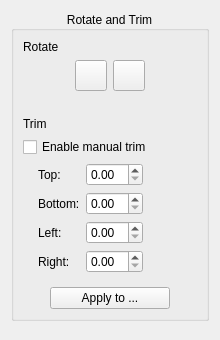
Above: src/core/filters/fix_orientation/ui/OptionsWidget.ui from 2ndmax/scantailor-ocr before the change. Below: the same form after it.
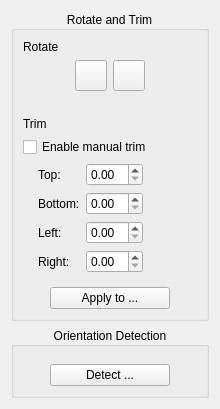
That is the form after the change. Icons and pictures are not drawn. Custom widgets are drawn as their Qt base class.

Commit message:
feat: add orientation detection action in Fix Orientation step
Add a button and dialog in the Fix Orientation options panel that ask the main
window to detect page rotations, with an optional book rotation rule. The main
window runs OrientationDetection over the chosen (or, with the book rule, all)
images, shows progress and a summary, then invalidates thumbnails and reloads
the current page.

What changed in the file:
```diff
--- a/src/core/filters/fix_orientation/ui/OptionsWidget.ui
+++ b/src/core/filters/fix_orientation/ui/OptionsWidget.ui
@@ -312,6 +312,66 @@
     </widget>
    </item>
    <item>
+     <widget class="CollapsibleGroupBox" name="orientationDetectionPanel">
+      <property name="title">
+       <string>Orientation Detection</string>
+      </property>
+      <property name="alignment">
+       <set>Qt::AlignCenter</set>
+      </property>
+      <layout class="QVBoxLayout">
+       <item>
+        <layout class="QHBoxLayout" name="orientationDetectionBtnLayout">
+         <property name="topMargin">
+          <number>8</number>
+         </property>
+         <item>
+          <spacer name="orientationDetectionBtnSpacerLeft">
+           <property name="orientation">
+            <enum>Qt::Horizontal</enum>
+           </property>
+           <property name="sizeHint" stdset="0">
+            <size>
+             <width>1</width>
+             <height>1</height>
+            </size>
+           </property>
+          </spacer>
+         </item>
+         <item>
+          <widget class="QPushButton" name="orientationDetectionBtn">
+           <property name="minimumSize">
+            <size>
+             <width>120</width>
+             <height>0</height>
+            </size>
+           </property>
+           <property name="toolTip">
+            <string>Detects the rotation of the chosen pages from their text. Safely detected pages are rotated; uncertain ones are left unchanged.</string>
+           </property>
+           <property name="text">
+            <string>Detect ...</string>
+           </property>
+          </widget>
+         </item>
+         <item>
+          <spacer name="orientationDetectionBtnSpacerRight">
+           <property name="orientation">
+            <enum>Qt::Horizontal</enum>
+           </property>
+           <property name="sizeHint" stdset="0">
+            <size>
+             <width>1</width>
+             <height>1</height>
+            </size>
+           </property>
+          </spacer>
+         </item>
+        </layout>
+       </item>
+      </layout>
+     </widget>
+   </item>   <item>
     <spacer>
      <property name="orientation">
       <enum>Qt::Vertical</enum>
```
The commit also changes 9 other files.
